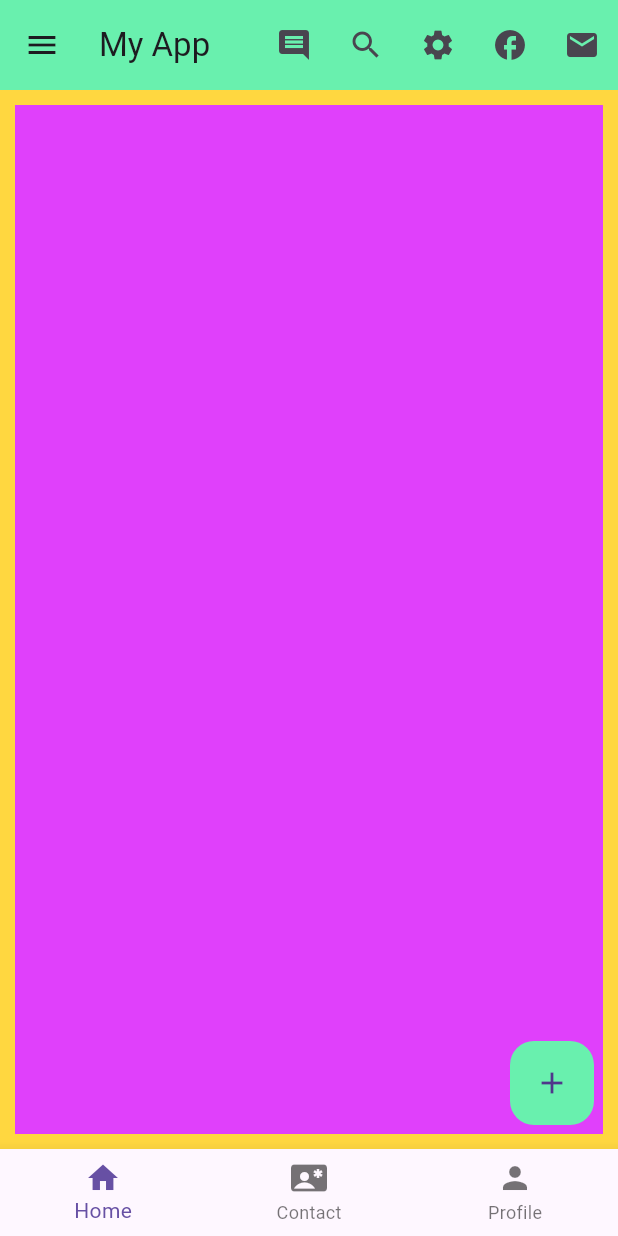
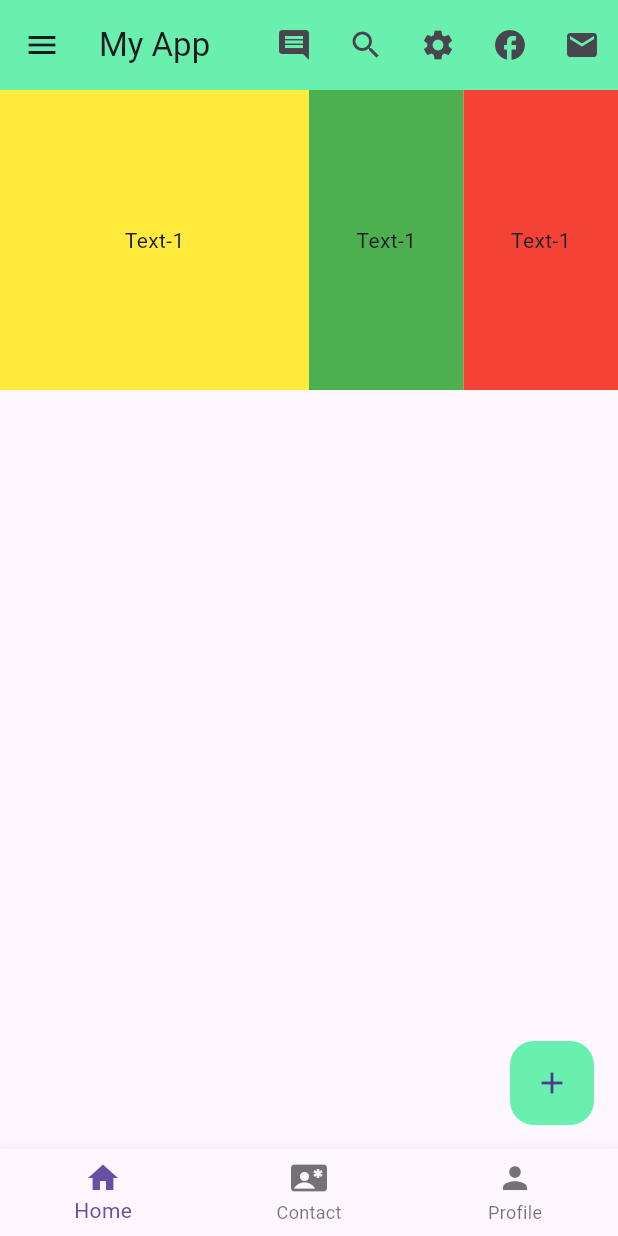
Before and after one commit to ShantoGUB567/Flutter, a Flutter app: the screen it shows after launch, on a phone screen of 412 x 824 dp. Run offline on Flutter 3.47's test engine with Material 3 defaults, Android fonts, the phone set to English and light mode, and no system bars.

Commit message:
Update file

```diff
--- a/new_app_1/lib/main.dart
+++ b/new_app_1/lib/main.dart
@@ -53,60 +53,132 @@
         ],
       ),
 
-      body: (
-      Container(
-        color: Colors.amberAccent,
-        child: Container(
-          margin: EdgeInsets.all(10),
-          color: Colors.purpleAccent,
 
-        )
+    body: Container(
+      height: 200,
+      child: Row(
+        children: [
+          Expanded(
+            flex: 4,
+              child: Container(
+              color: Colors.yellow,
+              alignment: Alignment.center,
+              child: Text("Text-1"))),
+          Expanded(
+              flex: 2,
+              child: Container(
+              color: Colors.green,
+              alignment: Alignment.center,
+              child: Text("Text-1"))),
+          Expanded(
+              flex: 2,
+              child: Container(
+              color: Colors.red,
+              alignment: Alignment.center,
+              child: Text("Text-1"))),
 
-      )
+        ],
+      ),
+    ),
 
 
-    //       Container(
-    //       height: 100,
-    //       color: Colors.lightBlueAccent,
-    //       margin: EdgeInsets.all(20),
-    //   padding: EdgeInsets.all(10),
-    //   child: Row(
-    //     mainAxisAlignment: MainAxisAlignment.spaceEvenly,
-    //     children: [
-    //       Column(
-    //         mainAxisAlignment: MainAxisAlignment.center,
-    //         crossAxisAlignment: CrossAxisAlignment.center,
+
+
+    //   body: (
+    //   Container(
+    //     color: Colors.amberAccent,
+    //     child: Container(
+    //       margin: EdgeInsets.all(10),
+    //       color: Colors.purpleAccent,
+    //       child: Row(
     //         children: [
-    //           Icon(Icons.call, size: 50,),
-    //           Text("Call")
+    //           // Row(
+    //           //
+    //           // ),
+    //           // Row(),
+    //           // Row(),
+    //
+    //           Container(
+    //             color: Colors.green,
+    //             margin: EdgeInsets.all(10),
+    //             child: Row(
+    //               //Row-1
+    //             ),
+    //           ),
+    //
+    //           Container(
+    //             color: Colors.blue,
+    //             margin: EdgeInsets.all(10),
+    //             child: Row(
+    //               //Row-2
+    //             ),
+    //           ),
+    //
+    //           Container(
+    //             color: Colors.red,
+    //             margin: EdgeInsets.all(10),
+    //             child: Row(
+    //               //Row-3
+    //             ),
+    //           ),
+    //
+    //           Container(
+    //             color: Colors.yellow,
+    //             margin: EdgeInsets.all(10),
+    //             child: Row(
+    //               //Row-1
+    //             ),
+    //           ),
+    //
     //         ],
     //       ),
+    //     )
     //
-    //       Column(
-    //         mainAxisAlignment: MainAxisAlignment.center,
-    //         crossAxisAlignment: CrossAxisAlignment.center,
-    //         children: [
-    //           Icon(Icons.route, size: 50,),
-    //           Text("Route")
-    //         ],
-    //       ),
+    //   )
     //
-    //       Column(
-    //         mainAxisAlignment: MainAxisAlignment.center,
-    //         crossAxisAlignment: CrossAxisAlignment.center,
-    //         children: [
-    //           Icon(Icons.share, size: 50,),
-    //           Text("Share")
-    //         ],
-    //       ),
     //
-    //     ],
+    // //       Container(
+    // //       height: 100,
+    // //       color: Colors.lightBlueAccent,
+    // //       margin: EdgeInsets.all(20),
+    // //   padding: EdgeInsets.all(10),
+    // //   child: Row(
+    // //     mainAxisAlignment: MainAxisAlignment.spaceEvenly,
+    // //     children: [
+    // //       Column(
+    // //         mainAxisAlignment: MainAxisAlignment.center,
+    // //         crossAxisAlignment: CrossAxisAlignment.center,
+    // //         children: [
+    // //           Icon(Icons.call, size: 50,),
+    // //           Text("Call")
+    // //         ],
+    // //       ),
+    // //
+    // //       Column(
+    // //         mainAxisAlignment: MainAxisAlignment.center,
+    // //         crossAxisAlignment: CrossAxisAlignment.center,
+    // //         children: [
+    // //           Icon(Icons.route, size: 50,),
+    // //           Text("Route")
+    // //         ],
+    // //       ),
+    // //
+    // //       Column(
+    // //         mainAxisAlignment: MainAxisAlignment.center,
+    // //         crossAxisAlignment: CrossAxisAlignment.center,
+    // //         children: [
+    // //           Icon(Icons.share, size: 50,),
+    // //           Text("Share")
+    // //         ],
+    // //       ),
+    // //
+    // //     ],
+    // //   ),
+    // //
+    // // ),
+    //
+    //
     //   ),
-    //
-    // ),
-
-
-      ),
 
       floatingActionButton: FloatingActionButton(
         elevation: 0,
```
